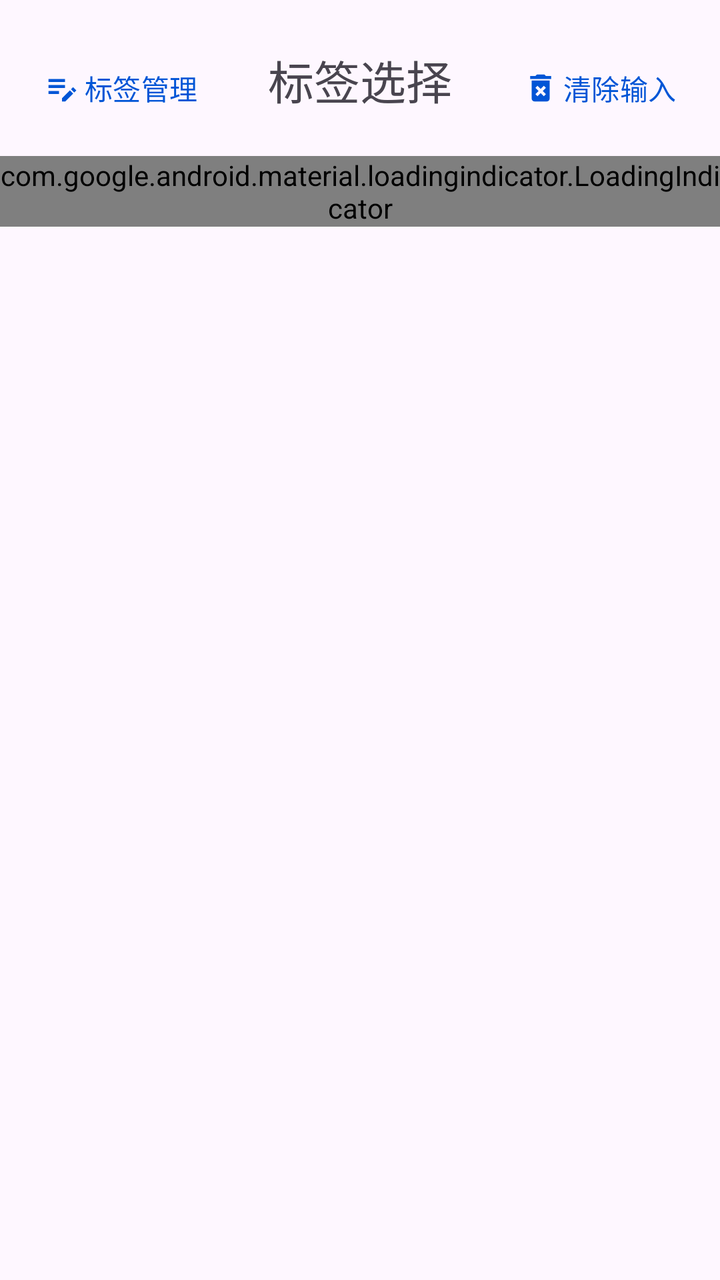
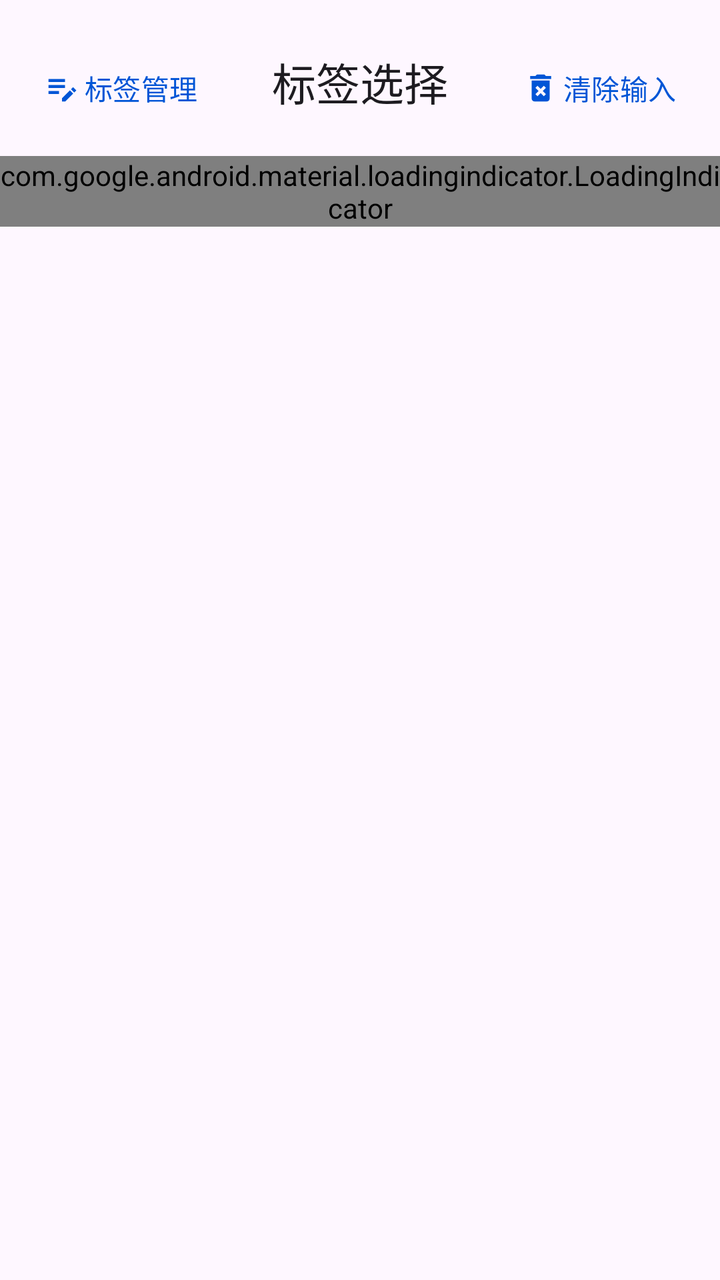

Screens rendered from an Android XML layout before and after an edit, with the pre-edit source and the edit as a unified diff.
<!-- AndroidManifest.xml: application theme Theme.ManagerAssistant.Static -->
<!-- res/layout/bottom_sheet_tag_select.xml -->
<?xml version="1.0" encoding="utf-8"?>
<LinearLayout xmlns:android="http://schemas.android.com/apk/res/android"
    xmlns:app="http://schemas.android.com/apk/res-auto"
    android:layout_width="match_parent"
    android:layout_height="match_parent"
    android:orientation="vertical"
    android:paddingTop="10dp"
    android:paddingBottom="20dp">

    <androidx.constraintlayout.widget.ConstraintLayout
        android:layout_width="match_parent"
        android:layout_height="wrap_content"
        android:padding="10dp">

        <com.google.android.material.textview.MaterialTextView
            android:id="@+id/tag_select_title"
            style="@style/TitleStyle"
            android:layout_width="wrap_content"
            android:layout_height="wrap_content"
            android:text="@string/select_tag"
            app:layout_constraintBaseline_toBaselineOf="@id/edit_tag_btn"
            app:layout_constraintLeft_toLeftOf="parent"
            app:layout_constraintRight_toRightOf="parent" />

        <com.google.android.material.button.MaterialButton
            android:id="@+id/edit_tag_btn"
            style="@style/TextBtnStyle"
            android:layout_width="wrap_content"
            android:layout_height="wrap_content"
            android:text="@string/manage_tag"
            app:icon="@drawable/sharp_edit_note_24"
            app:iconGravity="textStart"
            app:layout_constraintLeft_toLeftOf="parent"
            app:layout_constraintTop_toTopOf="parent" />

        <com.google.android.material.button.MaterialButton
            android:id="@+id/clear_input_btn"
            style="@style/TextBtnStyle"
            android:layout_width="wrap_content"
            android:layout_height="wrap_content"
            android:text="@string/clear_input"
            app:icon="@drawable/baseline_delete_forever_24"
            app:iconGravity="textStart"
            app:layout_constraintRight_toRightOf="parent"
            app:layout_constraintTop_toTopOf="parent" />
    </androidx.constraintlayout.widget.ConstraintLayout>

    <com.google.android.material.loadingindicator.LoadingIndicator
        android:id="@+id/loading_indicator"
        android:layout_width="wrap_content"
        android:layout_height="wrap_content"
        android:layout_gravity="center_horizontal" />

    <androidx.recyclerview.widget.RecyclerView
        android:id="@+id/tag_group_recycler"
        android:layout_width="match_parent"
        android:layout_height="wrap_content"
        app:layoutManager="androidx.recyclerview.widget.LinearLayoutManager" />
</LinearLayout>
<!-- resources referenced by this layout -->
<resources>
  <!-- drawable baseline_delete_forever_24 (drawable) -->
  <vector xmlns:android="http://schemas.android.com/apk/res/android" android:height="24dp" android:tint="#000000" android:viewportHeight="24" android:viewportWidth="24" android:width="24dp">
        
      <path android:fillColor="@android:color/white" android:pathData="M6,19c0,1.1 0.9,2 2,2h8c1.1,0 2,-0.9 2,-2L18,7L6,7v12zM8.46,11.88l1.41,-1.41L12,12.59l2.12,-2.12 1.41,1.41L13.41,14l2.12,2.12 -1.41,1.41L12,15.41l-2.12,2.12 -1.41,-1.41L10.59,14l-2.13,-2.12zM15.5,4l-1,-1h-5l-1,1L5,4v2h14L19,4z"/>
      
  </vector>
  <!-- drawable sharp_edit_note_24 (drawable) -->
  <vector xmlns:android="http://schemas.android.com/apk/res/android" android:height="24dp" android:tint="#000000" android:viewportHeight="24" android:viewportWidth="24" android:width="24dp">
        
      <path android:fillColor="@android:color/white" android:pathData="M3,10h11v2H3V10zM3,8h11V6H3V8zM3,16h7v-2H3V16zM18.01,12.87l1.41,-1.41l2.12,2.12l-1.41,1.41L18.01,12.87zM17.3,13.58l-5.3,5.3V21h2.12l5.3,-5.3L17.3,13.58z"/>
      
  </vector>
  <string name="clear_input">清除输入</string>
  <string name="manage_tag">标签管理</string>
  <string name="select_tag">标签选择</string>
  <style name="TextBtnStyle" parent="Widget.Material3.Button.TextButton">
          <item name="android:textColor">?attr/colorPrimary</item>
          <item name="iconPadding">2dp</item>
      </style>
  <style name="TitleStyle">
          <item name="android:textSize">23sp</item>
      </style>
  <style name="Theme.ManagerAssistant.Static" parent="Theme.Material3.Light.NoActionBar">
          
          <item name="colorPrimary">@color/color_primary</item>
          <item name="colorOnPrimary">@color/color_on_primary</item>
          <item name="colorPrimaryContainer">@color/color_primary_container</item>
          
          <item name="colorSecondaryContainer">@color/color_secondary_container</item>
          
          <item name="android:statusBarColor">?attr/colorSurface</item>
          
          <item name="colorSurface">@color/color_surface</item>
          <item name="colorSurfaceContainer">@color/color_surface_container</item>
          <item name="colorSurfaceContainerLow">@color/color_surface_container_low</item>
  
          <item name="toolbarStyle">@style/ToolBarStyle</item>
          <item name="drawableTint">?attr/colorPrimary</item>
          <item name="colorControlActivated">?attr/colorPrimary</item>
          <item name="android:windowLightStatusBar">true</item>
          <item name="android:navigationBarColor">?attr/colorSurface</item>
      </style>
  <color name="color_primary">#0055d6</color>
  <color name="color_on_primary">#ffffff</color>
  <color name="color_primary_container">#d8e1fe</color>
  <color name="color_secondary_container">#e0e1ff</color>
  <color name="color_surface">#faf9ff</color>
  <color name="color_surface_container">#ebedfa</color>
  <color name="color_surface_container_low">#edeffc</color>
  <style name="ToolBarStyle" parent="Widget.Material3.Toolbar">
          <item name="android:backgroundTint">?attr/colorSurface</item>
          <item name="navigationIconTint">?attr/colorPrimary</item>
          <item name="contentInsetStart">10dp</item>
          <item name="titleTextAppearance">@style/TitleStyle</item>
      </style>
</resources>

<!-- the commit's change to res/layout/bottom_sheet_tag_select.xml (unified diff, before → after) -->
@@ -14,7 +14,7 @@
 
         <com.google.android.material.textview.MaterialTextView
             android:id="@+id/tag_select_title"
-            style="@style/TitleStyle"
+            style="@style/LargeTitleTextViewStyle"
             android:layout_width="wrap_content"
             android:layout_height="wrap_content"
             android:text="@string/select_tag"
<!-- resource entries referenced after the edit -->
@@ -15,12 +15,12 @@
   <string name="clear_input">清除输入</string>
   <string name="manage_tag">标签管理</string>
   <string name="select_tag">标签选择</string>
+  <style name="LargeTitleTextViewStyle" parent="TextViewStyleBase">
+          <item name="android:textAppearance">?attr/textAppearanceTitleLarge</item>
+      </style>
   <style name="TextBtnStyle" parent="Widget.Material3.Button.TextButton">
           <item name="android:textColor">?attr/colorPrimary</item>
           <item name="iconPadding">2dp</item>
-      </style>
-  <style name="TitleStyle">
-          <item name="android:textSize">23sp</item>
       </style>
   <style name="Theme.ManagerAssistant.Static" parent="Theme.Material3.Light.NoActionBar">
           
@@ -42,6 +42,12 @@
           <item name="android:windowLightStatusBar">true</item>
           <item name="android:navigationBarColor">?attr/colorSurface</item>
       </style>
+  <style name="TextViewStyleBase">
+          <item name="android:paddingStart">10dp</item>
+          <item name="android:paddingEnd">10dp</item>
+          <item name="android:paddingTop">10dp</item>
+          <item name="android:paddingBottom">10dp</item>
+      </style>
   <color name="color_primary">#0055d6</color>
   <color name="color_on_primary">#ffffff</color>
   <color name="color_primary_container">#d8e1fe</color>
@@ -53,7 +59,7 @@
           <item name="android:backgroundTint">?attr/colorSurface</item>
           <item name="navigationIconTint">?attr/colorPrimary</item>
           <item name="contentInsetStart">10dp</item>
-          <item name="titleTextAppearance">@style/TitleStyle</item>
+          <item name="titleTextAppearance">?attr/textAppearanceHeadlineSmall</item>
       </style>
 </resources>
 
